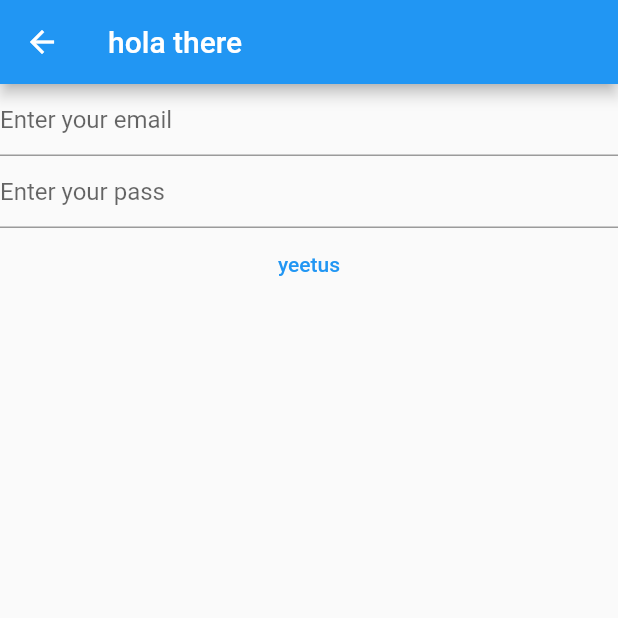
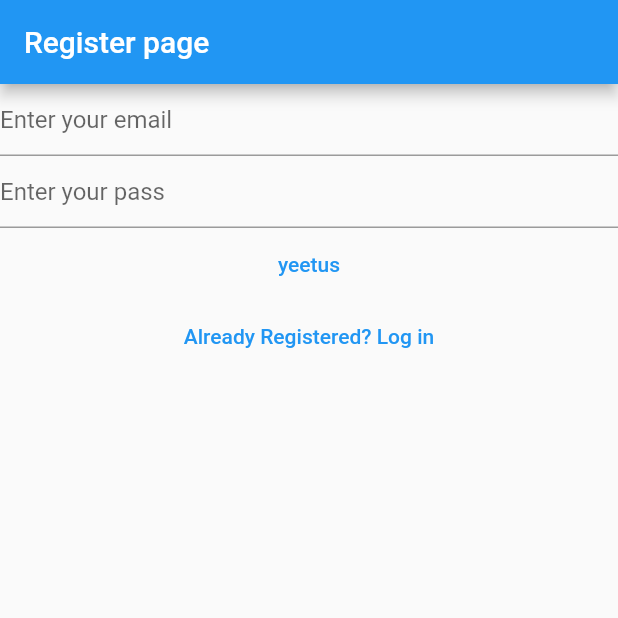
Before and after one commit to akashgreninja/flutter-revisons, a Flutter app: the RegisterView screen opened directly, on a phone screen of 412 x 824 dp, the top half of it. Run offline on Flutter 3.47's test engine with Material 2 defaults, Android fonts, the phone set to English and light mode, and no system bars; our stand-ins replace firebase_auth, firebase_core; accounts and stored records are empty.

Commit message:
added connection b/w login and register

```diff
--- a/lib/views/register_view.dart
+++ b/lib/views/register_view.dart
@@ -34,15 +34,8 @@ class _RegisterViewState extends State<RegisterView> {
   @override
   Widget build(BuildContext context) {
     return Scaffold(
-      appBar: AppBar(title: const Text("hola there")),
-      body: FutureBuilder(
-        future: Firebase.initializeApp(
-          options: DefaultFirebaseOptions.currentPlatform,
-        ),
-        builder: (context, snapshot) {
-          switch (snapshot.connectionState) {
-            case ConnectionState.done:
-              return Center(
+      appBar: AppBar(title: Text("Register page")),
+      body: Center(
         child: Column(
           children: [
             TextField(
@@ -50,16 +43,14 @@ class _RegisterViewState extends State<RegisterView> {
               autocorrect: true,
               controller: _email,
               keyboardType: TextInputType.emailAddress,
-                      decoration:
-                          const InputDecoration(hintText: 'Enter your email'),
+              decoration: const InputDecoration(hintText: 'Enter your email'),
             ),
             TextField(
               obscureText: true,
               enableSuggestions: false,
               autocorrect: false,
               controller: _password,
-                      decoration:
-                          const InputDecoration(hintText: 'Enter your pass'),
+              decoration: const InputDecoration(hintText: 'Enter your pass'),
             ),
             TextButton(
               onPressed: () async {
@@ -83,13 +74,14 @@ class _RegisterViewState extends State<RegisterView> {
               },
               child: const Text("yeetus"),
             ),
+            TextButton(
+                onPressed: () {
+                  Navigator.of(context).pushNamedAndRemoveUntil(
+                      '/login/', (Route<dynamic> route) => false);
+                },
+                child: Text("Already Registered? Log in"))
           ],
         ),
-              );
-            default:
-              return const Text("loading...");
-          }
-        },
       ),
     );
   }
```
Also changed, not shown: lib/main.dart (+15 -9 lines), lib/views/VerifyEmailView.dart (added, +30 -0 lines), lib/views/login_view.dart (+11 -18 lines). Lines whose indentation alone changed are shown as unchanged.
